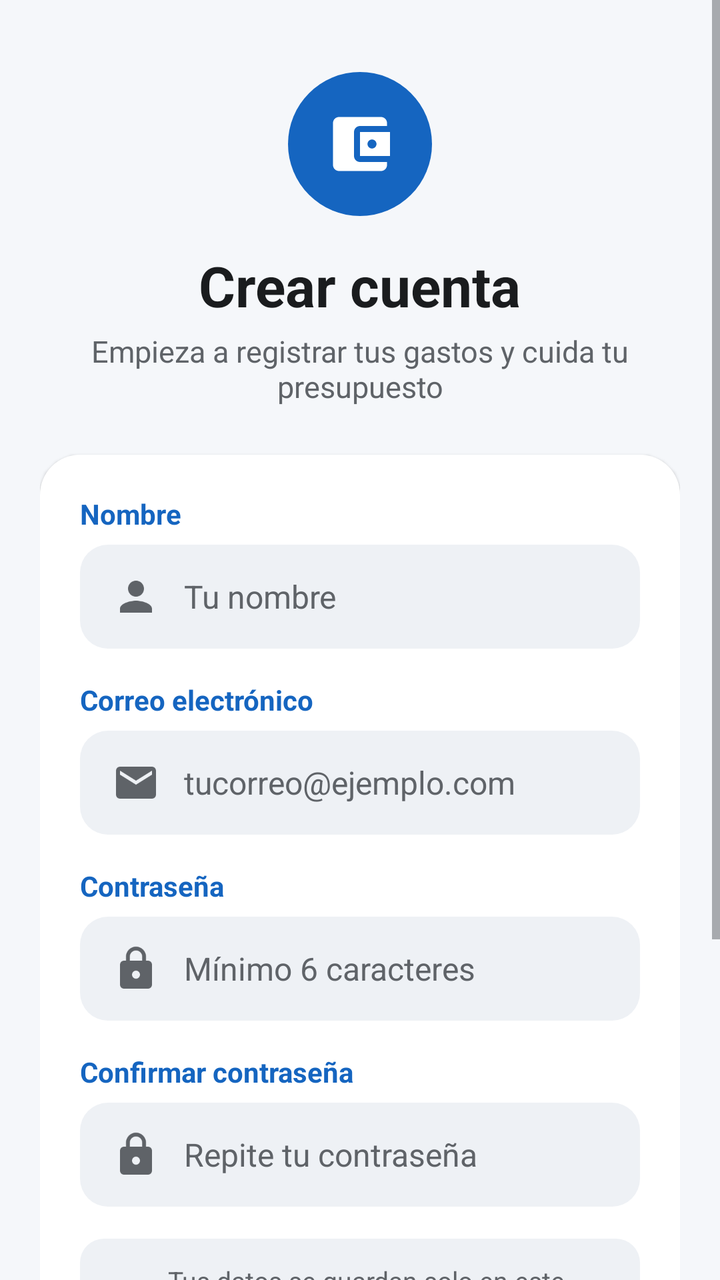
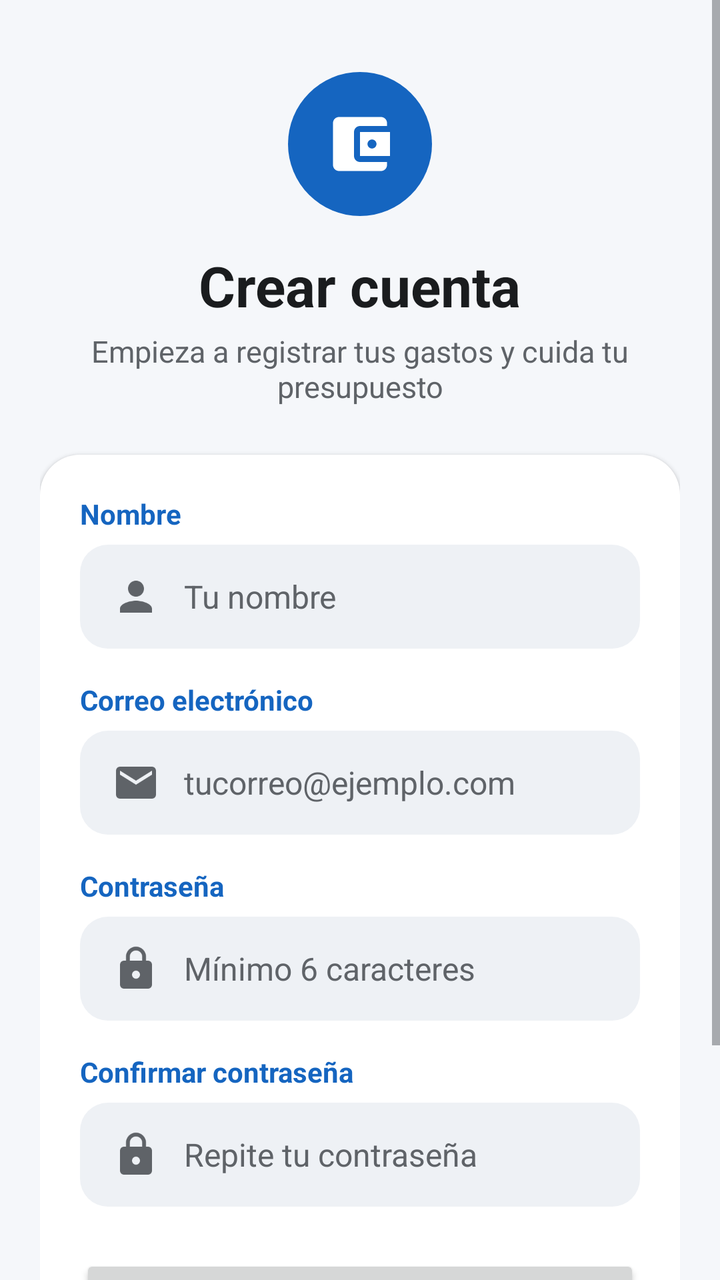

Before-and-after screenshots of an Android layout around one commit, followed by the original layout XML and the change that was made.
<!-- AndroidManifest.xml: application theme Theme.ControlGastos -->
<!-- res/layout/activity_register.xml -->
<?xml version="1.0" encoding="utf-8"?>
<ScrollView xmlns:android="http://schemas.android.com/apk/res/android"
    xmlns:app="http://schemas.android.com/apk/res-auto"
    xmlns:tools="http://schemas.android.com/tools"
    android:layout_width="match_parent"
    android:layout_height="match_parent"
    android:background="@color/fondo"
    android:fillViewport="true"
    android:fitsSystemWindows="true"
    tools:context=".activities.RegisterActivity">

    <LinearLayout
        android:layout_width="match_parent"
        android:layout_height="wrap_content"
        android:gravity="center_horizontal"
        android:orientation="vertical"
        android:padding="@dimen/margen_pantalla">

        
        <ImageView
            android:layout_width="72dp"
            android:layout_height="72dp"
            android:layout_marginTop="@dimen/espacio_medio"
            android:background="@drawable/bg_circulo_primario"
            android:contentDescription="@string/desc_logo"
            android:padding="18dp"
            android:src="@drawable/ic_cartera"
            app:tint="@color/blanco" />

        <TextView
            android:layout_width="wrap_content"
            android:layout_height="wrap_content"
            android:layout_marginTop="@dimen/espacio_medio"
            android:text="@string/registro_titulo"
            android:textColor="@color/texto_principal"
            android:textSize="28sp"
            android:textStyle="bold" />

        <TextView
            android:layout_width="wrap_content"
            android:layout_height="wrap_content"
            android:layout_marginTop="4dp"
            android:gravity="center"
            android:text="@string/registro_subtitulo"
            android:textColor="@color/texto_secundario"
            android:textSize="15sp" />

        
        <LinearLayout
            style="@style/Tarjeta"
            android:layout_width="match_parent"
            android:layout_height="wrap_content"
            android:layout_marginTop="@dimen/espacio_grande"
            android:orientation="vertical">

            <TextView
                style="@style/TextoEtiqueta"
                android:text="@string/etiqueta_nombre" />

            <EditText
                android:id="@+id/etNombre"
                style="@style/CampoTexto"
                android:drawableStart="@drawable/ic_persona"
                android:hint="@string/hint_nombre"
                android:inputType="textPersonName|textCapWords" />

            <TextView
                style="@style/TextoEtiqueta"
                android:layout_marginTop="@dimen/espacio_medio"
                android:text="@string/etiqueta_correo" />

            <EditText
                android:id="@+id/etCorreo"
                style="@style/CampoTexto"
                android:drawableStart="@drawable/ic_correo"
                android:hint="@string/hint_correo"
                android:inputType="textEmailAddress" />

            <TextView
                style="@style/TextoEtiqueta"
                android:layout_marginTop="@dimen/espacio_medio"
                android:text="@string/etiqueta_contrasena" />

            <EditText
                android:id="@+id/etContrasena"
                style="@style/CampoTexto"
                android:drawableStart="@drawable/ic_candado"
                android:hint="@string/hint_contrasena_nueva"
                android:inputType="textPassword" />

            <TextView
                style="@style/TextoEtiqueta"
                android:layout_marginTop="@dimen/espacio_medio"
                android:text="@string/etiqueta_confirmar" />

            <EditText
                android:id="@+id/etConfirmar"
                style="@style/CampoTexto"
                android:drawableStart="@drawable/ic_candado"
                android:hint="@string/hint_confirmar"
                android:inputType="textPassword" />

            
            <LinearLayout
                android:layout_width="match_parent"
                android:layout_height="wrap_content"
                android:layout_marginTop="@dimen/espacio_medio"
                android:background="@drawable/bg_chip"
                android:gravity="center_vertical"
                android:orientation="horizontal"
                android:padding="12dp">

                <ImageView
                    android:layout_width="20dp"
                    android:layout_height="20dp"
                    android:contentDescription="@string/desc_icono"
                    android:src="@drawable/ic_candado"
                    app:tint="?attr/colorPrimary" />

                <TextView
                    style="@style/TextoSubtitulo"
                    android:layout_width="0dp"
                    android:layout_height="wrap_content"
                    android:layout_marginStart="12dp"
                    android:layout_weight="1"
                    android:text="@string/registro_aviso" />

            </LinearLayout>

            <Button
                android:id="@+id/btnRegistrar"
                style="@style/BotonPrincipal"
                android:layout_marginTop="@dimen/espacio_grande"
                android:text="@string/btn_crear_cuenta" />

        </LinearLayout>

        
        <LinearLayout
            android:layout_width="wrap_content"
            android:layout_height="wrap_content"
            android:layout_marginTop="@dimen/espacio_medio"
            android:layout_marginBottom="@dimen/espacio_medio"
            android:gravity="center"
            android:orientation="horizontal">

            <TextView
                android:layout_width="wrap_content"
                android:layout_height="wrap_content"
                android:text="@string/registro_con_cuenta"
                android:textColor="@color/texto_secundario"
                android:textSize="15sp" />

            <TextView
                android:id="@+id/txtIrLogin"
                android:layout_width="wrap_content"
                android:layout_height="wrap_content"
                android:background="?attr/selectableItemBackground"
                android:clickable="true"
                android:focusable="true"
                android:padding="6dp"
                android:text="@string/registro_inicia"
                android:textColor="?attr/colorPrimary"
                android:textSize="15sp"
                android:textStyle="bold" />

        </LinearLayout>

    </LinearLayout>

</ScrollView>
<!-- resources referenced by this layout -->
<resources>
  <color name="blanco">#FFFFFF</color>
  <color name="fondo">#F5F7FA</color>
  <color name="texto_principal">#1A1C1E</color>
  <color name="texto_secundario">#5F6368</color>
  <dimen name="espacio_grande">24dp</dimen>
  <dimen name="espacio_medio">16dp</dimen>
  <dimen name="margen_pantalla">20dp</dimen>
  <!-- drawable bg_chip (drawable) -->
  <?xml version="1.0" encoding="utf-8"?>
  <shape xmlns:android="http://schemas.android.com/apk/res/android" android:shape="rectangle">
      <solid android:color="@color/superficie_variante" />
      <corners android:radius="12dp" />
  </shape>
  <!-- drawable bg_circulo_primario (drawable) -->
  <?xml version="1.0" encoding="utf-8"?>
  <shape xmlns:android="http://schemas.android.com/apk/res/android" android:shape="oval">
      <solid android:color="?attr/colorPrimary" />
  </shape>
  <string name="btn_crear_cuenta">Crear cuenta</string>
  <string name="desc_icono">Icono</string>
  <string name="desc_logo">Logo de la aplicación</string>
  <string name="etiqueta_confirmar">Confirmar contraseña</string>
  <string name="etiqueta_contrasena">Contraseña</string>
  <string name="etiqueta_correo">Correo electrónico</string>
  <string name="etiqueta_nombre">Nombre</string>
  <string name="hint_confirmar">Repite tu contraseña</string>
  <string name="hint_contrasena_nueva">Mínimo 6 caracteres</string>
  <string name="hint_correo">tucorreo@ejemplo.com</string>
  <string name="hint_nombre">Tu nombre</string>
  <string name="registro_aviso">Tus datos se guardan solo en este dispositivo y tu contraseña se almacena cifrada.</string>
  <string name="registro_con_cuenta">¿Ya tienes cuenta?</string>
  <string name="registro_inicia">Inicia sesión</string>
  <string name="registro_subtitulo">Empieza a registrar tus gastos y cuida tu presupuesto</string>
  <string name="registro_titulo">Crear cuenta</string>
  <style name="BotonPrincipal">
          <item name="android:layout_width">match_parent</item>
          <item name="android:layout_height">@dimen/alto_boton</item>
          <item name="android:textSize">16sp</item>
          <item name="android:textAllCaps">false</item>
      </style>
  <style name="Tarjeta">
          <item name="android:background">@drawable/bg_tarjeta</item>
          <item name="android:padding">@dimen/padding_tarjeta</item>
          <item name="android:elevation">1dp</item>
      </style>
  <style name="TextoEtiqueta">
          <item name="android:layout_width">wrap_content</item>
          <item name="android:layout_height">wrap_content</item>
          <item name="android:layout_marginBottom">6dp</item>
          <item name="android:textSize">14sp</item>
          <item name="android:textStyle">bold</item>
          <item name="android:textColor">?attr/colorPrimary</item>
      </style>
  <style name="TextoSubtitulo">
          <item name="android:textSize">13sp</item>
          <item name="android:textColor">@color/texto_secundario</item>
      </style>
  <style name="Theme.ControlGastos" parent="Base.Theme.ControlGastos" />
  <color name="superficie_variante">#EEF1F5</color>
  <dimen name="alto_boton">52dp</dimen>
  <dimen name="alto_input">52dp</dimen>
  <!-- drawable bg_input (drawable) -->
  <?xml version="1.0" encoding="utf-8"?>
  <shape xmlns:android="http://schemas.android.com/apk/res/android" android:shape="rectangle">
      <solid android:color="@color/superficie_variante" />
      <corners android:radius="14dp" />
  </shape>
  <!-- drawable bg_tarjeta (drawable) -->
  <?xml version="1.0" encoding="utf-8"?>
  <shape xmlns:android="http://schemas.android.com/apk/res/android" android:shape="rectangle">
      <solid android:color="@color/superficie" />
      <corners android:radius="20dp" />
  </shape>
  <dimen name="padding_tarjeta">20dp</dimen>
  <color name="superficie">#FFFFFF</color>
  <color name="tema_azul">#1565C0</color>
  <color name="error">#BA1A1A</color>
  <!-- unchanged entries left out for length: 6 -->
</resources>

<!-- the commit's change to res/layout/activity_register.xml (unified diff, before → after) -->
@@ -100,33 +100,6 @@
                 android:hint="@string/hint_confirmar"
                 android:inputType="textPassword" />
 
-            
-            <LinearLayout
-                android:layout_width="match_parent"
-                android:layout_height="wrap_content"
-                android:layout_marginTop="@dimen/espacio_medio"
-                android:background="@drawable/bg_chip"
-                android:gravity="center_vertical"
-                android:orientation="horizontal"
-                android:padding="12dp">
-
-                <ImageView
-                    android:layout_width="20dp"
-                    android:layout_height="20dp"
-                    android:contentDescription="@string/desc_icono"
-                    android:src="@drawable/ic_candado"
-                    app:tint="?attr/colorPrimary" />
-
-                <TextView
-                    style="@style/TextoSubtitulo"
-                    android:layout_width="0dp"
-                    android:layout_height="wrap_content"
-                    android:layout_marginStart="12dp"
-                    android:layout_weight="1"
-                    android:text="@string/registro_aviso" />
-
-            </LinearLayout>
-
             <Button
                 android:id="@+id/btnRegistrar"
                 style="@style/BotonPrincipal"
<!-- resource entries referenced after the edit -->
@@ -7,19 +7,12 @@
   <dimen name="espacio_grande">24dp</dimen>
   <dimen name="espacio_medio">16dp</dimen>
   <dimen name="margen_pantalla">20dp</dimen>
-  <!-- drawable bg_chip (drawable) -->
-  <?xml version="1.0" encoding="utf-8"?>
-  <shape xmlns:android="http://schemas.android.com/apk/res/android" android:shape="rectangle">
-      <solid android:color="@color/superficie_variante" />
-      <corners android:radius="12dp" />
-  </shape>
   <!-- drawable bg_circulo_primario (drawable) -->
   <?xml version="1.0" encoding="utf-8"?>
   <shape xmlns:android="http://schemas.android.com/apk/res/android" android:shape="oval">
       <solid android:color="?attr/colorPrimary" />
   </shape>
   <string name="btn_crear_cuenta">Crear cuenta</string>
-  <string name="desc_icono">Icono</string>
   <string name="desc_logo">Logo de la aplicación</string>
   <string name="etiqueta_confirmar">Confirmar contraseña</string>
   <string name="etiqueta_contrasena">Contraseña</string>
@@ -29,7 +22,6 @@
   <string name="hint_contrasena_nueva">Mínimo 6 caracteres</string>
   <string name="hint_correo">tucorreo@ejemplo.com</string>
   <string name="hint_nombre">Tu nombre</string>
-  <string name="registro_aviso">Tus datos se guardan solo en este dispositivo y tu contraseña se almacena cifrada.</string>
   <string name="registro_con_cuenta">¿Ya tienes cuenta?</string>
   <string name="registro_inicia">Inicia sesión</string>
   <string name="registro_subtitulo">Empieza a registrar tus gastos y cuida tu presupuesto</string>
@@ -52,10 +44,6 @@
           <item name="android:textSize">14sp</item>
           <item name="android:textStyle">bold</item>
           <item name="android:textColor">?attr/colorPrimary</item>
-      </style>
-  <style name="TextoSubtitulo">
-          <item name="android:textSize">13sp</item>
-          <item name="android:textColor">@color/texto_secundario</item>
       </style>
   <style name="Theme.ControlGastos" parent="Base.Theme.ControlGastos" />
   <color name="superficie_variante">#EEF1F5</color>
